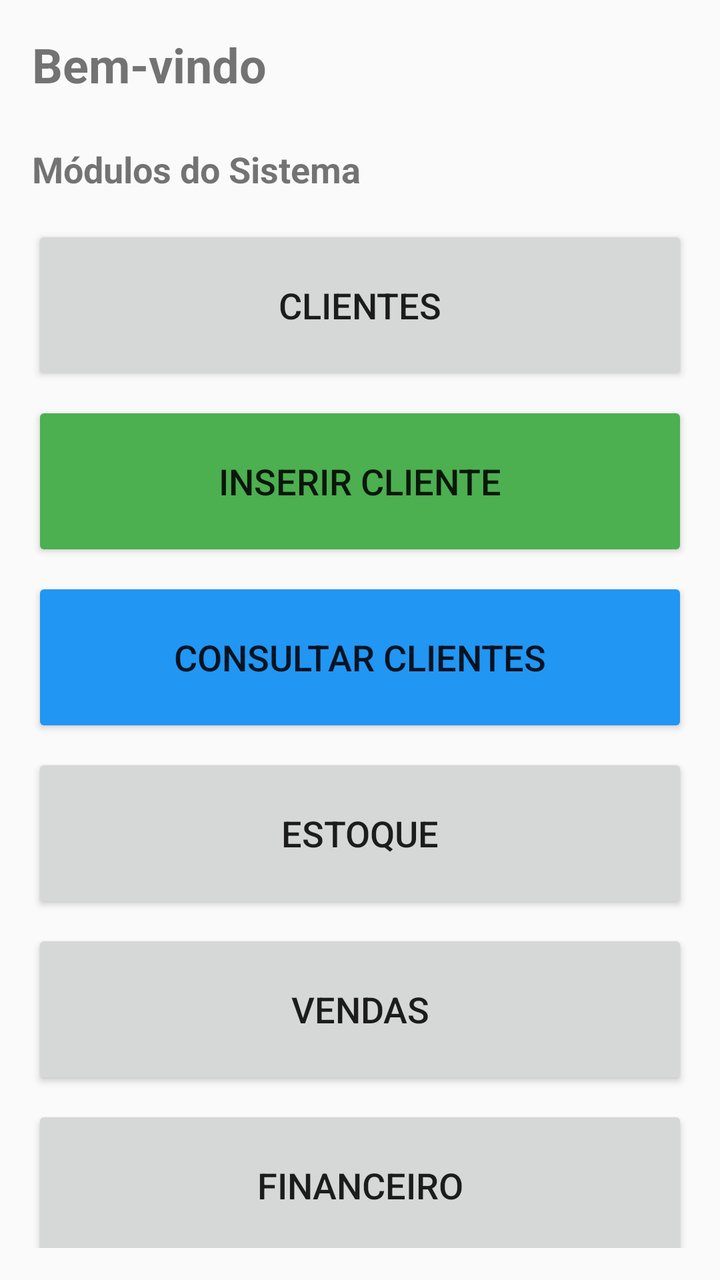
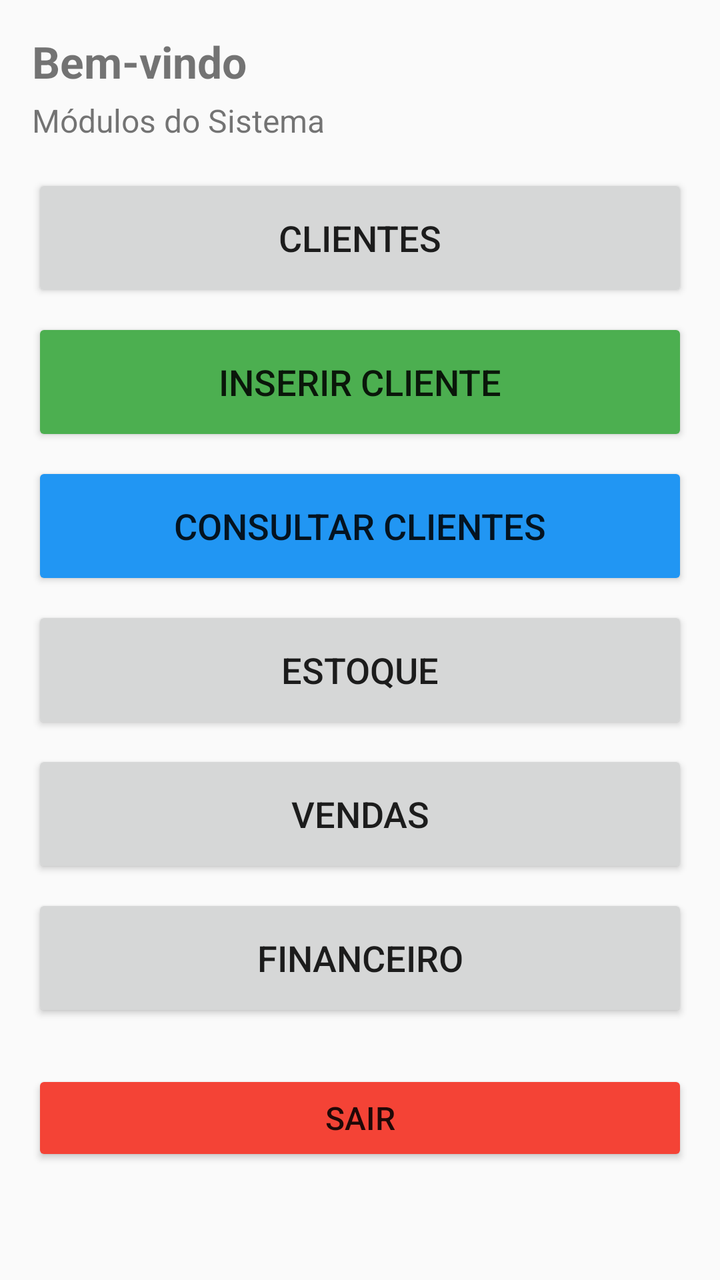

The first picture is an Android layout as it rendered before a commit; the second is the same layout after the commit. The layout source and the unified diff follow.
<!-- AndroidManifest.xml: application theme Theme.AppCompat.Light.DarkActionBar -->
<!-- res/layout/activity_dashboard.xml -->
<?xml version="1.0" encoding="utf-8"?>
<LinearLayout xmlns:android="http://schemas.android.com/apk/res/android"
    android:layout_width="match_parent"
    android:layout_height="match_parent"
    android:orientation="vertical"
    android:padding="16dp">

    <TextView
        android:id="@+id/textViewWelcome"
        android:layout_width="wrap_content"
        android:layout_height="wrap_content"
        android:text="Bem-vindo"
        android:textSize="24sp"
        android:textStyle="bold"
        android:layout_marginBottom="24dp"/>

    <TextView
        android:layout_width="wrap_content"
        android:layout_height="wrap_content"
        android:text="Módulos do Sistema"
        android:textSize="18sp"
        android:textStyle="bold"
        android:layout_marginBottom="16dp"/>

    <Button
        android:id="@+id/buttonClientes"
        android:layout_width="match_parent"
        android:layout_height="80dp"
        android:text="Clientes"
        android:textSize="18sp"
        android:layout_marginBottom="8dp"/>

    <Button
        android:id="@+id/buttonInserirCliente"
        android:layout_width="match_parent"
        android:layout_height="80dp"
        android:text="Inserir Cliente"
        android:textSize="18sp"
        android:layout_marginBottom="8dp"
        android:backgroundTint="#4CAF50"/>

    <Button
        android:id="@+id/buttonConsultarClientes"
        android:layout_width="match_parent"
        android:layout_height="80dp"
        android:text="Consultar Clientes"
        android:textSize="18sp"
        android:layout_marginBottom="8dp"
        android:backgroundTint="#2196F3"/>

    <Button
        android:id="@+id/buttonEstoque"
        android:layout_width="match_parent"
        android:layout_height="80dp"
        android:text="Estoque"
        android:textSize="18sp"
        android:layout_marginBottom="8dp"/>

    <Button
        android:id="@+id/buttonVendas"
        android:layout_width="match_parent"
        android:layout_height="80dp"
        android:text="Vendas"
        android:textSize="18sp"
        android:layout_marginBottom="8dp"/>

    <Button
        android:id="@+id/buttonFinanceiro"
        android:layout_width="match_parent"
        android:layout_height="80dp"
        android:text="Financeiro"
        android:textSize="18sp"/>

</LinearLayout>
<!-- resources referenced by this layout -->
<resources>

</resources>

<!-- the commit's change to res/layout/activity_dashboard.xml (unified diff, before → after) -->
@@ -1,74 +1,89 @@
 <?xml version="1.0" encoding="utf-8"?>
-<LinearLayout xmlns:android="http://schemas.android.com/apk/res/android"
+<ScrollView xmlns:android="http://schemas.android.com/apk/res/android"
     android:layout_width="match_parent"
     android:layout_height="match_parent"
-    android:orientation="vertical"
-    android:padding="16dp">
+    android:fillViewport="true">
 
-    <TextView
-        android:id="@+id/textViewWelcome"
-        android:layout_width="wrap_content"
+    <LinearLayout
+        android:layout_width="match_parent"
         android:layout_height="wrap_content"
-        android:text="Bem-vindo"
-        android:textSize="24sp"
-        android:textStyle="bold"
-        android:layout_marginBottom="24dp"/>
+        android:orientation="vertical"
+        android:padding="16dp">
 
-    <TextView
-        android:layout_width="wrap_content"
-        android:layout_height="wrap_content"
-        android:text="Módulos do Sistema"
-        android:textSize="18sp"
-        android:textStyle="bold"
-        android:layout_marginBottom="16dp"/>
+        <TextView
+            android:id="@+id/textViewWelcome"
+            android:layout_width="match_parent"
+            android:layout_height="wrap_content"
+            android:text="Bem-vindo"
+            android:textSize="22sp"
+            android:textStyle="bold"/>
 
-    <Button
-        android:id="@+id/buttonClientes"
-        android:layout_width="match_parent"
-        android:layout_height="80dp"
-        android:text="Clientes"
-        android:textSize="18sp"
-        android:layout_marginBottom="8dp"/>
+        <TextView
+            android:layout_width="match_parent"
+            android:layout_height="wrap_content"
+            android:text="Módulos do Sistema"
+            android:textSize="16sp"
+            android:layout_marginTop="4dp"
+            android:layout_marginBottom="16dp"/>
 
-    <Button
-        android:id="@+id/buttonInserirCliente"
-        android:layout_width="match_parent"
-        android:layout_height="80dp"
-        android:text="Inserir Cliente"
-        android:textSize="18sp"
-        android:layout_marginBottom="8dp"
-        android:backgroundTint="#4CAF50"/>
+        <Button
+            android:id="@+id/buttonClientes"
+            android:layout_width="match_parent"
+            android:layout_height="64dp"
+            android:text="Clientes"
+            android:textSize="18sp"
+            android:layout_marginBottom="8dp"/>
 
-    <Button
-        android:id="@+id/buttonConsultarClientes"
-        android:layout_width="match_parent"
-        android:layout_height="80dp"
-        android:text="Consultar Clientes"
-        android:textSize="18sp"
-        android:layout_marginBottom="8dp"
-        android:backgroundTint="#2196F3"/>
+        <Button
+            android:id="@+id/buttonInserirCliente"
+            android:layout_width="match_parent"
+            android:layout_height="64dp"
+            android:text="Inserir Cliente"
+            android:textSize="18sp"
+            android:layout_marginBottom="8dp"
+            android:backgroundTint="#4CAF50"/>
 
-    <Button
-        android:id="@+id/buttonEstoque"
-        android:layout_width="match_parent"
-        android:layout_height="80dp"
-        android:text="Estoque"
-        android:textSize="18sp"
-        android:layout_marginBottom="8dp"/>
+        <Button
+            android:id="@+id/buttonConsultarClientes"
+            android:layout_width="match_parent"
+            android:layout_height="64dp"
+            android:text="Consultar Clientes"
+            android:textSize="18sp"
+            android:layout_marginBottom="8dp"
+            android:backgroundTint="#2196F3"/>
 
-    <Button
-        android:id="@+id/buttonVendas"
-        android:layout_width="match_parent"
-        android:layout_height="80dp"
-        android:text="Vendas"
-        android:textSize="18sp"
-        android:layout_marginBottom="8dp"/>
+        <Button
+            android:id="@+id/buttonEstoque"
+            android:layout_width="match_parent"
+            android:layout_height="64dp"
+            android:text="Estoque"
+            android:textSize="18sp"
+            android:layout_marginBottom="8dp"/>
 
-    <Button
-        android:id="@+id/buttonFinanceiro"
-        android:layout_width="match_parent"
-        android:layout_height="80dp"
-        android:text="Financeiro"
-        android:textSize="18sp"/>
+        <Button
+            android:id="@+id/buttonVendas"
+            android:layout_width="match_parent"
+            android:layout_height="64dp"
+            android:text="Vendas"
+            android:textSize="18sp"
+            android:layout_marginBottom="8dp"/>
 
-</LinearLayout>
+        <Button
+            android:id="@+id/buttonFinanceiro"
+            android:layout_width="match_parent"
+            android:layout_height="64dp"
+            android:text="Financeiro"
+            android:textSize="18sp"
+            android:layout_marginBottom="24dp"/>
+
+        <Button
+            android:id="@+id/buttonSair"
+            android:layout_width="match_parent"
+            android:layout_height="wrap_content"
+            android:text="Sair"
+            android:textSize="16sp"
+            android:backgroundTint="#F44336"/>
+
+    </LinearLayout>
+
+</ScrollView>
